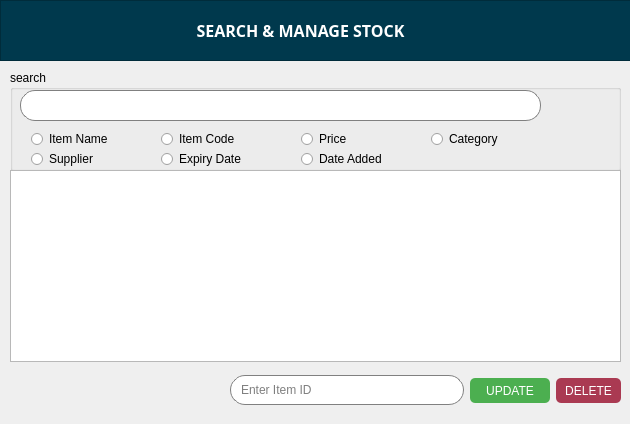
The window that SearchManage.ui (codydon/shopify) describes before a commit, drawn with Qt 5.
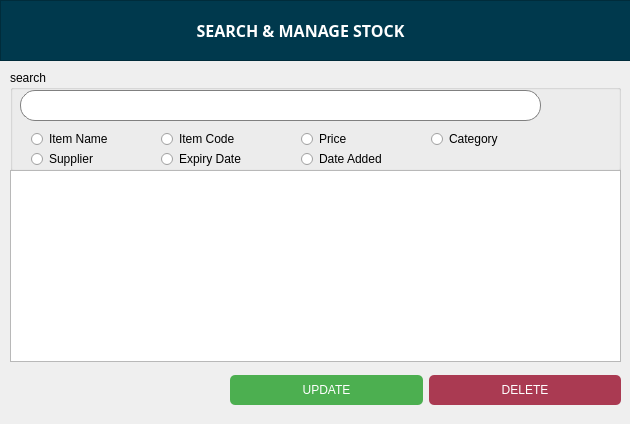
The same window after the commit.

What changed in the file:
```diff
--- a/SearchManage.ui
+++ b/SearchManage.ui
@@ -227,34 +227,6 @@
     </rect>
    </property>
    <layout class="QHBoxLayout" name="horizontalLayout_2">
-    <item>
-     <widget class="QLineEdit" name="lineEdit_5">
-      <property name="minimumSize">
-       <size>
-        <width>0</width>
-        <height>30</height>
-       </size>
-      </property>
-      <property name="styleSheet">
-       <string notr="true">QLineEdit {
-     border: 1px solid gray;
-     border-radius: 15px;
-     padding: 0 8px;
-     background: white;
-     selection-background-color: darkgray;
- }</string>
-      </property>
-      <property name="placeholderText">
-       <string>Enter Item ID</string>
-      </property>
-      <property name="cursorMoveStyle">
-       <enum>Qt::VisualMoveStyle</enum>
-      </property>
-      <property name="clearButtonEnabled">
-       <bool>true</bool>
-      </property>
-     </widget>
-    </item>
     <item>
      <layout class="QHBoxLayout" name="horizontalLayout">
       <item>
@@ -262,7 +234,7 @@
         <property name="minimumSize">
          <size>
           <width>80</width>
-          <height>25</height>
+          <height>30</height>
          </size>
         </property>
         <property name="cursor">
@@ -297,7 +269,7 @@
         <property name="minimumSize">
          <size>
           <width>65</width>
-          <height>25</height>
+          <height>30</height>
          </size>
         </property>
         <property name="cursor">
```
Left out of the diff: 1 changed line with no effect on the pictures.
